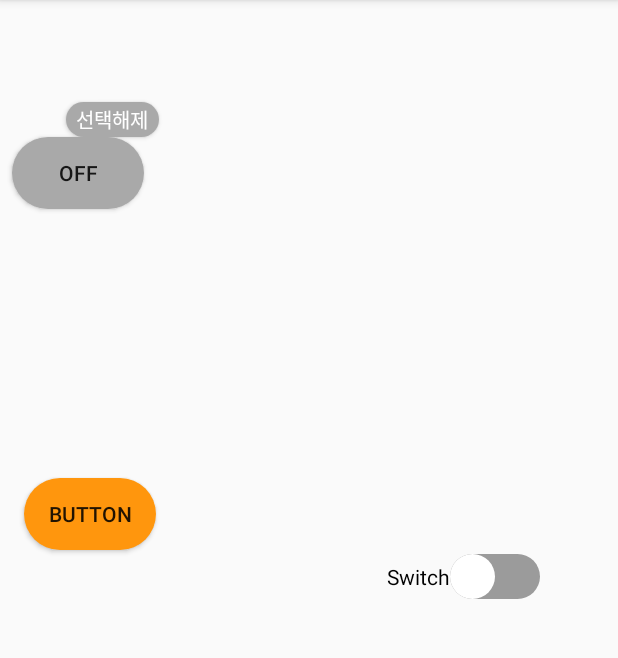
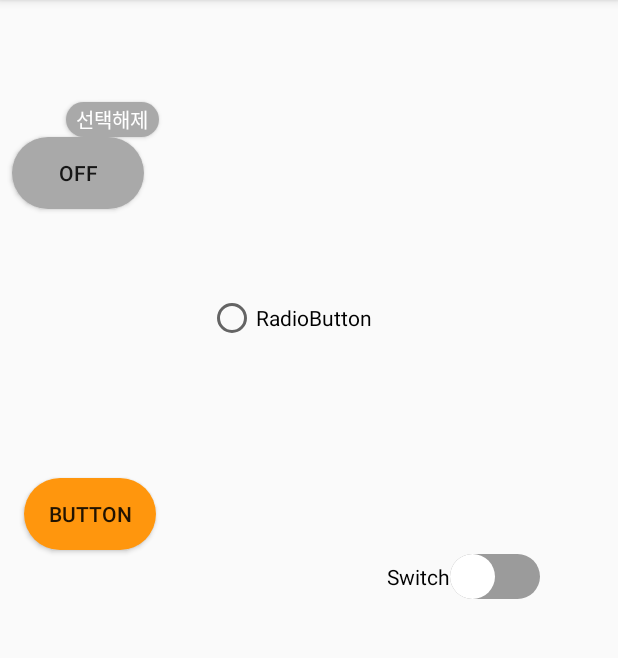
Before and after one commit to leeminyong/simpleapp, an Android app: the ToogleActivity screen opened directly, with no data from a screen before it, on a phone screen of 412 x 824 dp, the part 84-742 px from its top. Run offline under Robolectric (Android 15) with nearby library versions, the phone set to English and light mode, and no system bars.

Commit message:
bottomsheet

```diff
--- a/app/src/main/java/com/aiden/andmodule/activity/BottomSheetDialog.java
+++ b/app/src/main/java/com/aiden/andmodule/activity/BottomSheetDialog.java
@@ -88,7 +88,6 @@ public class BottomSheetDialog extends BottomSheetDialogFragment implements View
         switch (view.getId()){
             case R.id.confirm:
                 Toast.makeText(getContext(),"Confirm--->"+sortIdx, Toast.LENGTH_SHORT).show();
-
                 break;
         }
         dismiss();
@@ -105,7 +104,6 @@ public class BottomSheetDialog extends BottomSheetDialogFragment implements View
         super.onResume();
         if(pref_Load_Sort()==0)
             r_btn1.setChecked(true);
-
         switch (pref_Load_Sort()){
             case 1:
                 r_btn1.setChecked(true);
--- a/app/src/main/res/layout/activity_toogle.xml
+++ b/app/src/main/res/layout/activity_toogle.xml
@@ -57,4 +57,15 @@
         app:layout_constraintEnd_toEndOf="parent"
         app:layout_constraintTop_toTopOf="parent" />
 
+    <RadioButton
+        android:id="@+id/radioButton"
+        android:layout_width="wrap_content"
+        android:layout_height="wrap_content"
+        android:layout_marginEnd="164dp"
+        android:text="RadioButton"
+        app:layout_constraintBottom_toBottomOf="parent"
+        app:layout_constraintEnd_toEndOf="parent"
+        app:layout_constraintTop_toTopOf="parent"
+        app:layout_constraintVertical_bias="0.266" />
+
 </androidx.constraintlayout.widget.ConstraintLayout>
```
